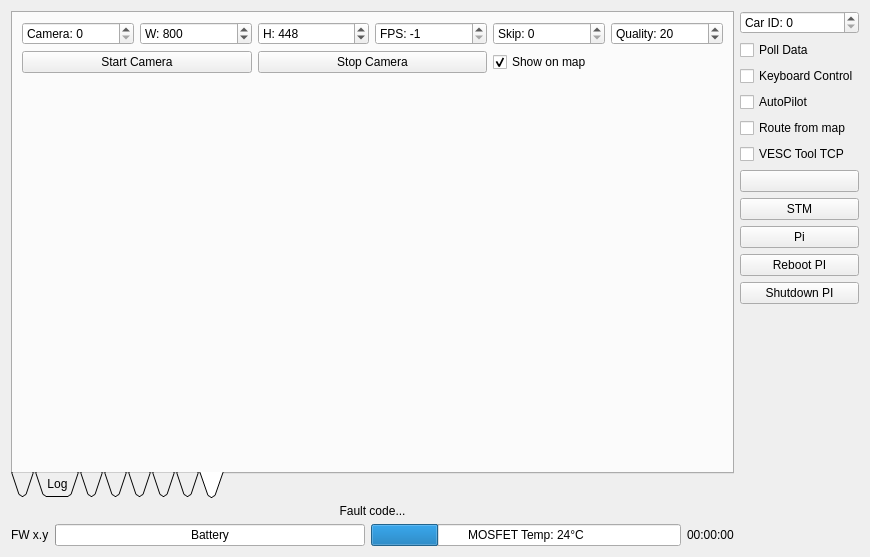
Above: Linux/RControlStation/carinterface.ui from GunnarLarssonSLU/rise_sdvp before the change. Below: the same form after it.
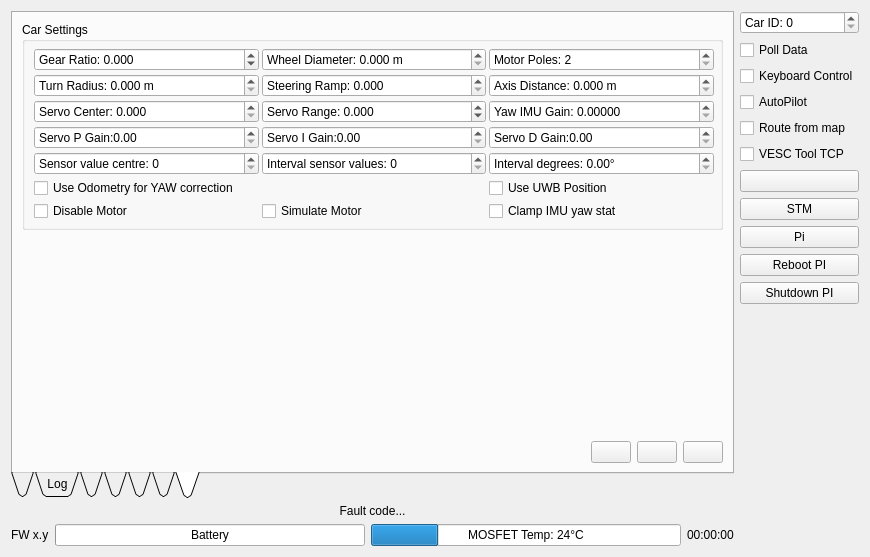
That is the form after the change. The open tabs and pages were chosen to show the change. Icons and pictures are not drawn. Custom widgets are drawn as their Qt base class.

What changed in the file:
```diff
--- a/Linux/RControlStation/carinterface.ui
+++ b/Linux/RControlStation/carinterface.ui
@@ -934,170 +934,6 @@
          </item>
         </layout>
        </widget>
-       <widget class="QWidget" name="tab_7">
-        <attribute name="icon">
-         <iconset resource="resources.qrc">
-          <normaloff>:/models/Icons/Google Images-96.png</normaloff>:/models/Icons/Google Images-96.png</iconset>
-        </attribute>
-        <attribute name="title">
-         <string/>
-        </attribute>
-        <attribute name="toolTip">
-         <string>Video Stream</string>
-        </attribute>
-        <layout class="QVBoxLayout" name="verticalLayout_11">
-         <item>
-          <layout class="QGridLayout" name="gridLayout_2">
-           <item row="0" column="0">
-            <widget class="QSpinBox" name="camCamBox">
-             <property name="toolTip">
-              <string>Camera to use, in case multiple cameras are present.</string>
-             </property>
-             <property name="prefix">
-              <string>Camera: </string>
-             </property>
-            </widget>
-           </item>
-           <item row="0" column="1">
-            <widget class="QSpinBox" name="camWidthBox">
-             <property name="toolTip">
-              <string>Width, -1 for default value</string>
-             </property>
-             <property name="prefix">
-              <string>W: </string>
-             </property>
-             <property name="minimum">
-              <number>-1</number>
-             </property>
-             <property name="maximum">
-              <number>3000</number>
-             </property>
-             <property name="singleStep">
-              <number>8</number>
-             </property>
-             <property name="value">
-              <number>800</number>
-             </property>
-            </widget>
-           </item>
-           <item row="0" column="2">
-            <widget class="QSpinBox" name="camHeightBox">
-             <property name="toolTip">
-              <string>Height, -1 for default value</string>
-             </property>
-             <property name="prefix">
-              <string>H: </string>
-             </property>
-             <property name="minimum">
-              <number>-1</number>
-             </property>
-             <property name="maximum">
-              <number>3000</number>
-             </property>
-             <property name="singleStep">
-              <number>8</number>
-             </property>
-             <property name="value">
-              <number>448</number>
-             </property>
-            </widget>
-           </item>
-           <item row="0" column="3">
-            <widget class="QSpinBox" name="camFpsBox">
-             <property name="toolTip">
-              <string>Framerate, -1 for default value</string>
-             </property>
-             <property name="prefix">
-              <string>FPS: </string>
-             </property>
-             <property name="minimum">
-              <number>-1</number>
-             </property>
-             <property name="maximum">
-              <number>999</number>
-             </property>
-             <property name="value">
-              <number>-1</number>
-             </property>
-            </widget>
-           </item>
-           <item row="0" column="4">
-            <widget class="QSpinBox" name="camSkipBox">
-             <property name="toolTip">
-              <string>Skip frames this often (divide FPS by this number). Useful for cameras that don't support low framerates.</string>
-             </property>
-             <property name="prefix">
-              <string>Skip: </string>
-             </property>
-             <property name="value">
-              <number>0</number>
-             </property>
-            </widget>
-           </item>
-           <item row="0" column="5">
-            <widget class="QSpinBox" name="camQualityBox">
-             <property name="toolTip">
-              <string>&lt;html&gt;&lt;head/&gt;&lt;body&gt;&lt;p&gt;JPEG compression quality, range 0 to 100, -1 for default value. Lower values decrease the bandwidth at the expense of image quality.&lt;/p&gt;&lt;/body&gt;&lt;/html&gt;</string>
-             </property>
-             <property name="prefix">
-              <string>Quality: </string>
-             </property>
-             <property name="minimum">
-              <number>-1</number>
-             </property>
-             <property name="maximum">
-              <number>100</number>
-             </property>
-             <property name="value">
-              <number>20</number>
-             </property>
-            </widget>
-           </item>
-           <item row="1" column="0" colspan="2">
-            <widget class="QPushButton" name="camStartButton">
-             <property name="text">
-              <string>Start Camera</string>
-             </property>
-            </widget>
-           </item>
-           <item row="1" column="2" colspan="2">
-            <widget class="QPushButton" name="camStopButton">
-             <property name="text">
-              <string>Stop Camera</string>
-             </property>
-            </widget>
-           </item>
-           <item row="1" column="4" colspan="2">
-            <widget class="QCheckBox" name="camShowMapBox">
-             <property name="text">
-              <string>Show on map</string>
-             </property>
-             <property name="checked">
-              <bool>true</bool>
-             </property>
-            </widget>
-           </item>
-          </layout>
-         </item>
-         <item>
-          <widget class="ImageWidget" name="camWidget" native="true">
-           <property name="sizePolicy">
-            <sizepolicy hsizetype="Preferred" vsizetype="MinimumExpanding">
-             <horstretch>0</horstretch>
-             <verstretch>0</verstretch>
-            </sizepolicy>
-           </property>
-          </widget>
-         </item>
-         <item>
-          <widget class="QLabel" name="camInfoLabel">
-           <property name="text">
-            <string/>
-           </property>
-          </widget>
-         </item>
-        </layout>
-       </widget>
       </widget>
      </item>
      <item>
@@ -1314,12 +1150,6 @@
    <extends>QLineEdit</extends>
    <header>historylineedit.h</header>
   </customwidget>
-  <customwidget>
-   <class>ImageWidget</class>
-   <extends>QWidget</extends>
-   <header>imagewidget.h</header>
-   <container>1</container>
-  </customwidget>
  </customwidgets>
  <resources>
   <include location="resources.qrc"/>
```
